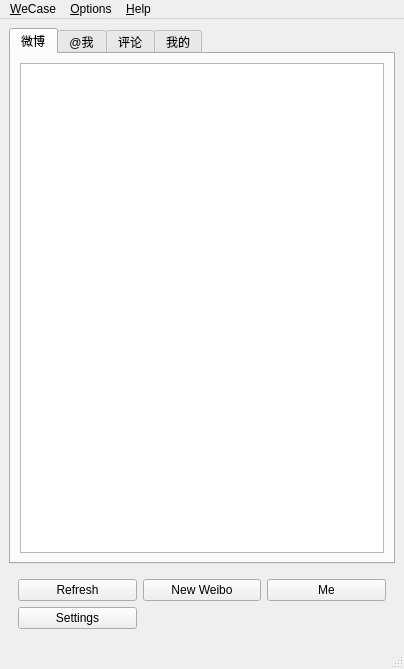
Qt form ui/MainWindow.ui (WeCase/WeCase) before a commit.
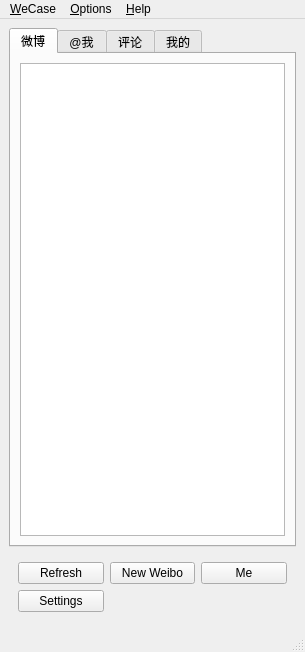
The same form after that commit. Icons and pictures are not drawn.

Commit message: 更新UI

```diff
--- a/ui/MainWindow.ui
+++ b/ui/MainWindow.ui
@@ -6,8 +6,8 @@
    <rect>
     <x>0</x>
     <y>0</y>
-    <width>404</width>
-    <height>669</height>
+    <width>305</width>
+    <height>652</height>
    </rect>
   </property>
   <property name="windowTitle">
@@ -142,8 +142,8 @@
     <rect>
      <x>0</x>
      <y>0</y>
-     <width>404</width>
-     <height>26</height>
+     <width>305</width>
+     <height>23</height>
     </rect>
    </property>
    <property name="sizePolicy">
```
The commit also changes 2 other files.
